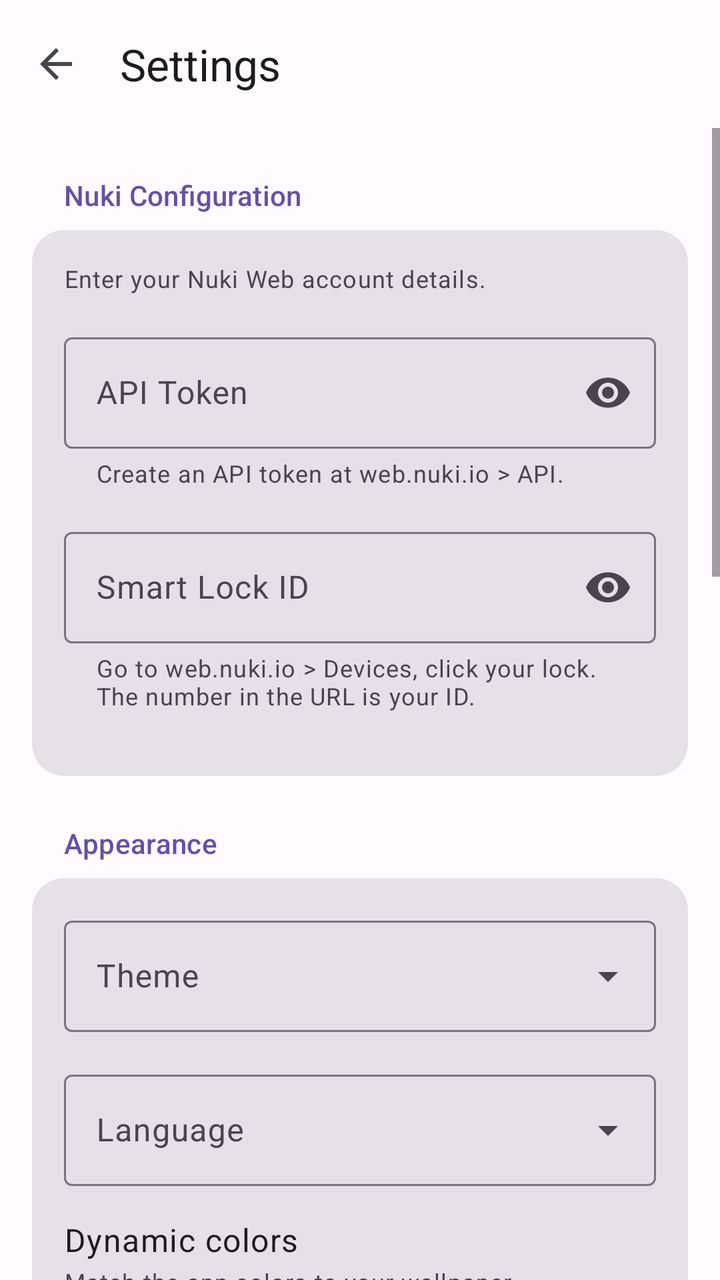
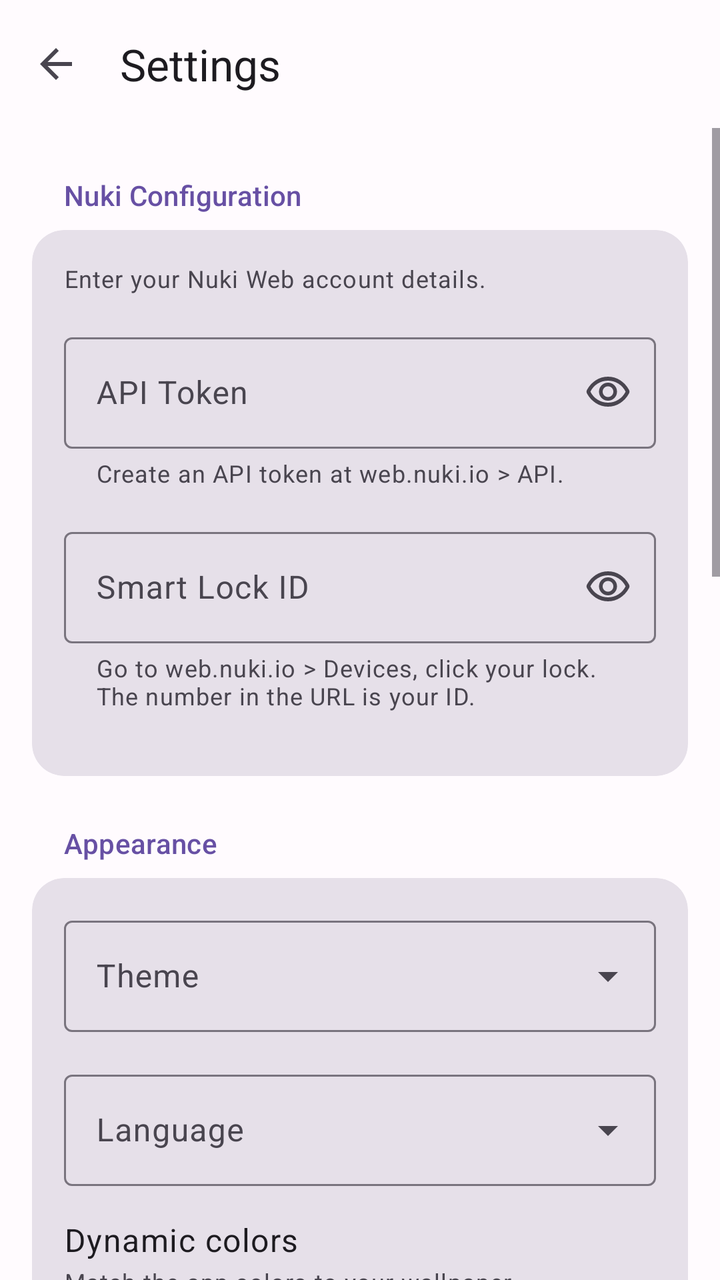

Before-and-after screenshots of an Android layout around one commit, followed by the original layout XML and the change that was made.
<!-- AndroidManifest.xml: application theme Theme.NuKeyAuto -->
<!-- res/layout/activity_settings.xml -->
<?xml version="1.0" encoding="utf-8"?>
<LinearLayout xmlns:android="http://schemas.android.com/apk/res/android"
    xmlns:app="http://schemas.android.com/apk/res-auto"
    android:layout_width="match_parent"
    android:layout_height="match_parent"
    android:orientation="vertical"
>

    <com.google.android.material.appbar.AppBarLayout
        android:layout_width="match_parent"
        android:layout_height="wrap_content"
    >

        <com.google.android.material.appbar.MaterialToolbar
            android:id="@+id/toolbarSettings"
            android:layout_width="match_parent"
            android:layout_height="?attr/actionBarSize"
            app:title="@string/settings_title"
            app:navigationIcon="?attr/homeAsUpIndicator" />

    </com.google.android.material.appbar.AppBarLayout>

    <ScrollView
        android:layout_width="match_parent"
        android:layout_height="match_parent"
        android:fillViewport="true">

        <LinearLayout
            android:layout_width="match_parent"
            android:layout_height="wrap_content"
            android:orientation="vertical"
            android:paddingHorizontal="16dp"
            android:paddingTop="8dp"
            android:paddingBottom="24dp">

            

            <TextView
                android:layout_width="match_parent"
                android:layout_height="wrap_content"
                android:text="@string/settings_config_title"
                android:textAppearance="?attr/textAppearanceLabelLarge"
                android:textColor="?attr/colorPrimary"
                android:paddingHorizontal="16dp"
                android:paddingTop="16dp"
                android:paddingBottom="8dp" />

            <com.google.android.material.card.MaterialCardView
                android:layout_width="match_parent"
                android:layout_height="wrap_content"
                style="@style/Widget.Material3.CardView.Filled"
                app:cardCornerRadius="16dp"
                android:layout_marginBottom="16dp">

                <LinearLayout
                    android:layout_width="match_parent"
                    android:layout_height="wrap_content"
                    android:orientation="vertical"
                    android:padding="16dp">

                    <TextView
                        android:layout_width="match_parent"
                        android:layout_height="wrap_content"
                        android:text="@string/settings_subtitle"
                        android:textAppearance="?attr/textAppearanceBodySmall"
                        android:textColor="?attr/colorOnSurfaceVariant"
                        android:layout_marginBottom="16dp" />

                    <com.google.android.material.textfield.TextInputLayout
                        android:layout_width="match_parent"
                        android:layout_height="wrap_content"
                        android:hint="@string/hint_api_token"
                        app:helperTextEnabled="true"
                        app:helperText="@string/helper_api_token"
                        app:endIconMode="password_toggle"

                        style="@style/Widget.Material3.TextInputLayout.OutlinedBox"
                        android:layout_marginBottom="16dp">

                        <com.google.android.material.textfield.TextInputEditText
                            android:id="@+id/etToken"
                            android:layout_width="match_parent"
                            android:layout_height="wrap_content"
                            android:inputType="textPassword"
                            android:maxLines="1" />
                    </com.google.android.material.textfield.TextInputLayout>

                    <com.google.android.material.textfield.TextInputLayout
                        android:layout_width="match_parent"
                        android:layout_height="wrap_content"
                        android:hint="@string/hint_smartlock_id"
                        app:helperTextEnabled="true"
                        app:helperText="@string/helper_smartlock_id"
                        app:endIconMode="password_toggle"

                        style="@style/Widget.Material3.TextInputLayout.OutlinedBox"
                        android:layout_marginBottom="16dp">

                        <com.google.android.material.textfield.TextInputEditText
                            android:id="@+id/etId"
                            android:layout_width="match_parent"
                            android:layout_height="wrap_content"
                            android:inputType="numberPassword"
                            android:maxLines="1" />
                    </com.google.android.material.textfield.TextInputLayout>

                </LinearLayout>

            </com.google.android.material.card.MaterialCardView>

            

            <TextView
                android:layout_width="match_parent"
                android:layout_height="wrap_content"
                android:text="@string/settings_appearance_title"
                android:textAppearance="?attr/textAppearanceLabelLarge"
                android:textColor="?attr/colorPrimary"
                android:paddingHorizontal="16dp"
                android:paddingTop="8dp"
                android:paddingBottom="8dp" />

            <com.google.android.material.card.MaterialCardView
                android:layout_width="match_parent"
                android:layout_height="wrap_content"
                style="@style/Widget.Material3.CardView.Filled"
                app:cardCornerRadius="16dp"
                android:layout_marginBottom="16dp">

                <LinearLayout
                    android:layout_width="match_parent"
                    android:layout_height="wrap_content"
                    android:orientation="vertical"
                    android:padding="16dp">

                    
                    <com.google.android.material.textfield.TextInputLayout
                        android:id="@+id/tilTheme"
                        android:layout_width="match_parent"
                        android:layout_height="wrap_content"
                        android:hint="@string/settings_theme_title"
                        style="@style/Widget.Material3.TextInputLayout.OutlinedBox.ExposedDropdownMenu"
                        android:layout_marginBottom="16dp">

                        <AutoCompleteTextView
                            android:id="@+id/actvTheme"
                            android:layout_width="match_parent"
                            android:layout_height="wrap_content"
                            android:inputType="none"
                            android:focusable="false" />

                    </com.google.android.material.textfield.TextInputLayout>

                    
                    <com.google.android.material.textfield.TextInputLayout
                        android:id="@+id/tilLanguage"
                        android:layout_width="match_parent"
                        android:layout_height="wrap_content"
                        android:hint="@string/settings_language_title"
                        style="@style/Widget.Material3.TextInputLayout.OutlinedBox.ExposedDropdownMenu"
                        android:layout_marginBottom="16dp">

                        <AutoCompleteTextView
                            android:id="@+id/actvLanguage"
                            android:layout_width="match_parent"
                            android:layout_height="wrap_content"
                            android:inputType="none"
                            android:focusable="false" />

                    </com.google.android.material.textfield.TextInputLayout>

                    
                    <LinearLayout
                        android:layout_width="match_parent"
                        android:layout_height="wrap_content"
                        android:orientation="horizontal"
                        android:gravity="center_vertical"
                        android:minHeight="56dp">

                        <LinearLayout
                            android:layout_width="0dp"
                            android:layout_height="wrap_content"
                            android:layout_weight="1"
                            android:orientation="vertical"
                            android:layout_marginEnd="16dp">

                            <TextView
                                android:layout_width="match_parent"
                                android:layout_height="wrap_content"
                                android:text="@string/settings_dynamic_colors_title"
                                android:textAppearance="?attr/textAppearanceBodyLarge" />

                            <TextView
                                android:layout_width="match_parent"
                                android:layout_height="wrap_content"
                                android:text="@string/settings_dynamic_colors_summary"
                                android:textAppearance="?attr/textAppearanceBodySmall"
                                android:textColor="?attr/colorOnSurfaceVariant"
                                android:layout_marginTop="2dp" />

                        </LinearLayout>

                        <com.google.android.material.materialswitch.MaterialSwitch
                            android:id="@+id/switchDynamicColors"
                            android:layout_width="wrap_content"
                            android:layout_height="wrap_content" />

                    </LinearLayout>

                </LinearLayout>

            </com.google.android.material.card.MaterialCardView>

            

            <TextView
                android:layout_width="match_parent"
                android:layout_height="wrap_content"
                android:text="@string/settings_behavior_title"
                android:textAppearance="?attr/textAppearanceLabelLarge"
                android:textColor="?attr/colorPrimary"
                android:paddingHorizontal="16dp"
                android:paddingTop="8dp"
                android:paddingBottom="8dp" />

            <com.google.android.material.card.MaterialCardView
                android:layout_width="match_parent"
                android:layout_height="wrap_content"
                style="@style/Widget.Material3.CardView.Filled"
                app:cardCornerRadius="16dp"
                android:layout_marginBottom="16dp">

                <LinearLayout
                    android:layout_width="match_parent"
                    android:layout_height="wrap_content"
                    android:orientation="vertical"
                    android:padding="16dp">

                    
                    <LinearLayout
                        android:layout_width="match_parent"
                        android:layout_height="wrap_content"
                        android:orientation="horizontal"
                        android:gravity="center_vertical"
                        android:minHeight="56dp"
                        android:layout_marginBottom="16dp">

                        <LinearLayout
                            android:layout_width="0dp"
                            android:layout_height="wrap_content"
                            android:layout_weight="1"
                            android:orientation="vertical"
                            android:layout_marginEnd="16dp">

                            <TextView
                                android:layout_width="match_parent"
                                android:layout_height="wrap_content"
                                android:text="@string/settings_confirm_title"
                                android:textAppearance="?attr/textAppearanceBodyLarge" />

                            <TextView
                                android:layout_width="match_parent"
                                android:layout_height="wrap_content"
                                android:text="@string/settings_confirm_summary"
                                android:textAppearance="?attr/textAppearanceBodySmall"
                                android:textColor="?attr/colorOnSurfaceVariant"
                                android:layout_marginTop="2dp" />

                        </LinearLayout>

                        <com.google.android.material.materialswitch.MaterialSwitch
                            android:id="@+id/switchConfirm"
                            android:layout_width="wrap_content"
                            android:layout_height="wrap_content" />

                    </LinearLayout>

                    
                    <TextView
                        android:layout_width="match_parent"
                        android:layout_height="wrap_content"
                        android:text="@string/settings_delay_title"
                        android:textAppearance="?attr/textAppearanceBodyLarge" />

                    <TextView
                        android:layout_width="match_parent"
                        android:layout_height="wrap_content"
                        android:text="@string/settings_delay_summary"
                        android:textAppearance="?attr/textAppearanceBodySmall"
                        android:textColor="?attr/colorOnSurfaceVariant"
                        android:layout_marginTop="2dp"
                        android:layout_marginBottom="8dp" />

                    <LinearLayout
                        android:layout_width="match_parent"
                        android:layout_height="wrap_content"
                        android:orientation="horizontal"
                        android:gravity="center_vertical">

                        <com.google.android.material.slider.Slider
                            android:id="@+id/sliderDelay"
                            android:layout_width="0dp"
                            android:layout_height="wrap_content"
                            android:layout_weight="1"
                            android:valueFrom="0"
                            android:valueTo="10"
                            android:stepSize="1"
                            android:contentDescription="@string/settings_delay_title" />

                        <TextView
                            android:id="@+id/tvDelayValue"
                            android:layout_width="72dp"
                            android:layout_height="wrap_content"
                            android:textAppearance="?attr/textAppearanceLabelLarge"
                            android:gravity="center" />

                    </LinearLayout>

                </LinearLayout>

            </com.google.android.material.card.MaterialCardView>

            

            <TextView
                android:layout_width="match_parent"
                android:layout_height="wrap_content"
                android:text="@string/settings_about_title"
                android:textAppearance="?attr/textAppearanceLabelLarge"
                android:textColor="?attr/colorPrimary"
                android:paddingHorizontal="16dp"
                android:paddingTop="8dp"
                android:paddingBottom="8dp" />

            <com.google.android.material.card.MaterialCardView
                android:layout_width="match_parent"
                android:layout_height="wrap_content"
                style="@style/Widget.Material3.CardView.Filled"
                app:cardCornerRadius="16dp"
                android:layout_marginBottom="16dp">

                <LinearLayout
                    android:layout_width="match_parent"
                    android:layout_height="wrap_content"
                    android:orientation="vertical"
                    android:paddingVertical="8dp">

                    <TextView
                        android:layout_width="match_parent"
                        android:layout_height="wrap_content"
                        android:text="@string/settings_about_description"
                        android:textAppearance="?attr/textAppearanceBodyMedium"
                        android:textColor="?attr/colorOnSurfaceVariant"
                        android:paddingHorizontal="16dp"
                        android:paddingTop="4dp"
                        android:paddingBottom="12dp" />

                    <com.google.android.material.button.MaterialButton
                        android:id="@+id/btnRate"
                        style="@style/Widget.Material3.Button.TextButton"
                        android:layout_width="match_parent"
                        android:layout_height="wrap_content"
                        android:paddingHorizontal="16dp"
                        android:text="@string/settings_rate"
                        android:gravity="start|center_vertical"
                        app:icon="@drawable/ic_star"
                        app:iconGravity="start" />

                    <com.google.android.material.button.MaterialButton
                        android:id="@+id/btnFeedback"
                        style="@style/Widget.Material3.Button.TextButton"
                        android:layout_width="match_parent"
                        android:layout_height="wrap_content"
                        android:paddingHorizontal="16dp"
                        android:text="@string/settings_feedback"
                        android:gravity="start|center_vertical"
                        app:icon="@drawable/ic_feedback"
                        app:iconGravity="start" />

                    <com.google.android.material.button.MaterialButton
                        android:id="@+id/btnShare"
                        style="@style/Widget.Material3.Button.TextButton"
                        android:layout_width="match_parent"
                        android:layout_height="wrap_content"
                        android:paddingHorizontal="16dp"
                        android:text="@string/settings_share"
                        android:gravity="start|center_vertical"
                        app:icon="@drawable/ic_share"
                        app:iconGravity="start" />

                </LinearLayout>

            </com.google.android.material.card.MaterialCardView>

            

            <TextView
                android:layout_width="match_parent"
                android:layout_height="wrap_content"
                android:text="@string/support_title"
                android:textAppearance="?attr/textAppearanceLabelLarge"
                android:textColor="?attr/colorPrimary"
                android:paddingHorizontal="16dp"
                android:paddingTop="8dp"
                android:paddingBottom="8dp" />

            <com.google.android.material.card.MaterialCardView
                android:layout_width="match_parent"
                android:layout_height="wrap_content"
                style="@style/Widget.Material3.CardView.Filled"
                app:cardCornerRadius="16dp"
                android:layout_marginBottom="16dp">

                <LinearLayout
                    android:layout_width="match_parent"
                    android:layout_height="wrap_content"
                    android:orientation="vertical"
                    android:padding="16dp">

                    <TextView
                        android:layout_width="match_parent"
                        android:layout_height="wrap_content"
                        android:text="@string/support_subtitle"
                        android:textAppearance="?attr/textAppearanceBodySmall"
                        android:textColor="?attr/colorOnSurfaceVariant"
                        android:layout_marginBottom="16dp" />

                    
                    <com.google.android.material.card.MaterialCardView
                        android:id="@+id/cardSupporter"
                        android:layout_width="match_parent"
                        android:layout_height="wrap_content"
                        android:layout_marginBottom="16dp"
                        android:visibility="gone"
                        style="@style/Widget.Material3.CardView.Outlined">

                        <LinearLayout
                            android:layout_width="match_parent"
                            android:layout_height="wrap_content"
                            android:orientation="horizontal"
                            android:gravity="center_vertical"
                            android:padding="16dp">

                            <ImageView
                                android:layout_width="24dp"
                                android:layout_height="24dp"
                                android:src="@drawable/ic_star_shine"
                                android:importantForAccessibility="no" />

                            <LinearLayout
                                android:layout_width="0dp"
                                android:layout_height="wrap_content"
                                android:layout_weight="1"
                                android:orientation="vertical"
                                android:layout_marginStart="12dp">

                                <TextView
                                    android:id="@+id/tvSupporterLabel"
                                    android:layout_width="wrap_content"
                                    android:layout_height="wrap_content"
                                    android:text="@string/supporter_status_label"
                                    android:textAppearance="?attr/textAppearanceTitleSmall"
                                    android:textColor="?attr/colorPrimary" />

                                <TextView
                                    android:id="@+id/tvDonationCount"
                                    android:layout_width="wrap_content"
                                    android:layout_height="wrap_content"
                                    android:textAppearance="?attr/textAppearanceBodySmall"
                                    android:textColor="?attr/colorOnSurfaceVariant" />

                            </LinearLayout>

                        </LinearLayout>

                    </com.google.android.material.card.MaterialCardView>

                    <LinearLayout
                        android:id="@+id/supportButtonsContainer"
                        android:layout_width="match_parent"
                        android:layout_height="wrap_content"
                        android:orientation="vertical" />

                    <TextView
                        android:id="@+id/tvSupportUnavailable"
                        android:layout_width="match_parent"
                        android:layout_height="wrap_content"
                        android:text="@string/support_unavailable"
                        android:textAppearance="?attr/textAppearanceBodySmall"
                        android:textColor="?attr/colorOnSurfaceVariant"
                        android:gravity="center"
                        android:visibility="gone" />

                </LinearLayout>

            </com.google.android.material.card.MaterialCardView>

            
            <com.google.android.material.button.MaterialButton
                android:id="@+id/btnSave"
                android:layout_width="match_parent"
                android:layout_height="56dp"
                android:text="@string/btn_save_settings"
                app:cornerRadius="28dp"
                android:layout_marginTop="8dp"
                android:layout_marginBottom="16dp" />

            
            <TextView
                android:id="@+id/tvVersion"
                android:layout_width="match_parent"
                android:layout_height="wrap_content"
                android:textAppearance="?attr/textAppearanceLabelSmall"
                android:textColor="?attr/colorOnSurfaceVariant"
                android:gravity="center" />

        </LinearLayout>
    </ScrollView>

</LinearLayout>
<!-- resources referenced by this layout -->
<resources>
  <string name="hint_api_token">API Token</string>
  <string name="settings_about_title">About</string>
  <string name="settings_share">Share app</string>
  <string name="settings_theme_title">Theme</string>
  <string name="settings_title">Settings</string>
  <color name="md_light_primary">#6750A4</color>
  <color name="md_light_onPrimary">#FFFFFF</color>
  <color name="md_light_inversePrimary">#D0BCFF</color>
  <color name="md_light_secondary">#625B71</color>
  <color name="md_light_onSecondary">#FFFFFF</color>
  <color name="md_light_tertiary">#7D5260</color>
  <color name="md_light_onTertiary">#FFFFFF</color>
  <color name="md_light_error">#B3261E</color>
  <color name="md_light_onError">#FFFFFF</color>
  <color name="md_light_errorContainer">#F9DEDC</color>
  <color name="md_light_background">#FFFBFE</color>
  <color name="md_light_onBackground">#1C1B1F</color>
  <color name="md_light_surface">#FFFBFE</color>
  <color name="md_light_onSurface">#1C1B1F</color>
  <color name="md_light_surfaceVariant">#E7E0EC</color>
  <color name="md_light_inverseSurface">#313033</color>
  <color name="md_light_inverseOnSurface">#F4EFF4</color>
  <color name="md_light_surfaceDim">#DED8E1</color>
  <color name="md_light_surfaceBright">#FFFBFE</color>
  <color name="md_light_surfaceContainer">#F3EDF7</color>
  <color name="md_light_outline">#79747E</color>
  <color name="md_light_outlineVariant">#CAC4D0</color>
  <color name="md_light_scrim">#000000</color>
  <!-- unchanged entries left out for length: 40 -->
</resources>

<!-- the commit's change to res/layout/activity_settings.xml (unified diff, before → after) -->
@@ -73,7 +73,7 @@
                         app:helperTextEnabled="true"
                         app:helperText="@string/helper_api_token"
                         app:endIconMode="password_toggle"
-
+                        app:endIconDrawable="@drawable/ic_visibility_toggle"
                         style="@style/Widget.Material3.TextInputLayout.OutlinedBox"
                         android:layout_marginBottom="16dp">
 
@@ -92,7 +92,7 @@
                         app:helperTextEnabled="true"
                         app:helperText="@string/helper_smartlock_id"
                         app:endIconMode="password_toggle"
-
+                        app:endIconDrawable="@drawable/ic_visibility_toggle"
                         style="@style/Widget.Material3.TextInputLayout.OutlinedBox"
                         android:layout_marginBottom="16dp">
 
<!-- resource entries referenced after the edit -->
@@ -1,10 +1,36 @@
 <!-- resources referenced by this layout -->
 <resources>
+  <!-- drawable ic_visibility_toggle (drawable) -->
+  <?xml version="1.0" encoding="utf-8"?>
+  <selector xmlns:android="http://schemas.android.com/apk/res/android">
+      <item android:drawable="@drawable/ic_visibility_off" android:state_checked="true" />
+      <item android:drawable="@drawable/ic_visibility" />
+  </selector>
   <string name="hint_api_token">API Token</string>
   <string name="settings_about_title">About</string>
   <string name="settings_share">Share app</string>
   <string name="settings_theme_title">Theme</string>
   <string name="settings_title">Settings</string>
+  <!-- drawable ic_visibility_off (drawable) -->
+  <vector xmlns:android="http://schemas.android.com/apk/res/android"
+      android:width="24dp"
+      android:height="24dp"
+      android:viewportWidth="960"
+      android:viewportHeight="960">
+    <path
+        android:pathData="M607,333q29,29 42.5,66t9.5,76q0,15 -11,25.5T622,511q-15,0 -25.5,-10.5T586,475q5,-26 -3,-50t-25,-41q-17,-17 -41,-26t-51,-4q-15,0 -25.5,-11T430,317q0,-15 10.5,-25.5T466,281q38,-4 75,9.5t66,42.5ZM480,240q-19,0 -37,1.5t-36,5.5q-17,3 -30.5,-5T358,218q-5,-16 3.5,-31t24.5,-18q23,-5 46.5,-7t47.5,-2q137,0 250.5,72T904,426q4,8 6,16.5t2,17.5q0,9 -1.5,17.5T905,494q-18,40 -44.5,75T802,633q-12,11 -28,9t-26,-16q-10,-14 -8.5,-30.5T753,568q24,-23 44,-50t35,-58q-50,-101 -144.5,-160.5T480,240ZM480,760q-134,0 -245,-72.5T60,497q-5,-8 -7.5,-17.5T50,460q0,-10 2,-19t7,-18q20,-40 46.5,-76.5T166,280l-83,-84q-11,-12 -10.5,-28.5T84,140q11,-11 28,-11t28,11l680,680q11,11 11.5,27.5T820,876q-11,11 -28,11t-28,-11L624,738q-35,11 -71,16.5t-73,5.5ZM222,336q-29,26 -53,57t-41,67q50,101 144.5,160.5T480,680q20,0 39,-2.5t39,-5.5l-36,-38q-11,3 -21,4.5t-21,1.5q-75,0 -127.5,-52.5T300,460q0,-11 1.5,-21t4.5,-21l-84,-82ZM541,429ZM390,504Z"
+        android:fillColor="?attr/colorControlNormal"/>
+  </vector>
+  <!-- drawable ic_visibility (drawable) -->
+  <vector xmlns:android="http://schemas.android.com/apk/res/android"
+      android:width="24dp"
+      android:height="24dp"
+      android:viewportWidth="960"
+      android:viewportHeight="960">
+    <path
+        android:pathData="M607.5,587.5Q660,535 660,460t-52.5,-127.5Q555,280 480,280t-127.5,52.5Q300,385 300,460t52.5,127.5Q405,640 480,640t127.5,-52.5ZM403.5,536.5Q372,505 372,460t31.5,-76.5Q435,352 480,352t76.5,31.5Q588,415 588,460t-31.5,76.5Q525,568 480,568t-76.5,-31.5ZM235.5,688Q125,616 61,498q-5,-9 -7.5,-18.5T51,460q0,-10 2.5,-19.5T61,422q64,-118 174.5,-190T480,160q134,0 244.5,72T899,422q5,9 7.5,18.5T909,460q0,10 -2.5,19.5T899,498q-64,118 -174.5,190T480,760q-134,0 -244.5,-72ZM480,460ZM687.5,620.5Q782,561 832,460q-50,-101 -144.5,-160.5T480,240q-113,0 -207.5,59.5T128,460q50,101 144.5,160.5T480,680q113,0 207.5,-59.5Z"
+        android:fillColor="?attr/colorControlNormal"/>
+  </vector>
   <color name="md_light_primary">#6750A4</color>
   <color name="md_light_onPrimary">#FFFFFF</color>
   <color name="md_light_inversePrimary">#D0BCFF</color>
